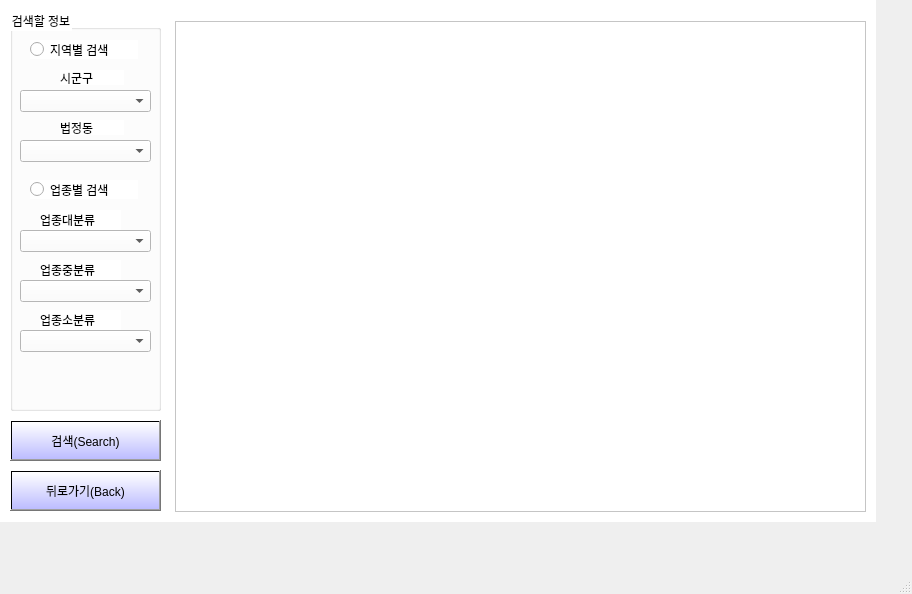
Above: MainProgram/ui/searchscene_table.ui from codepearl/Ajou-2021-1 before the change. Below: the same form after it.
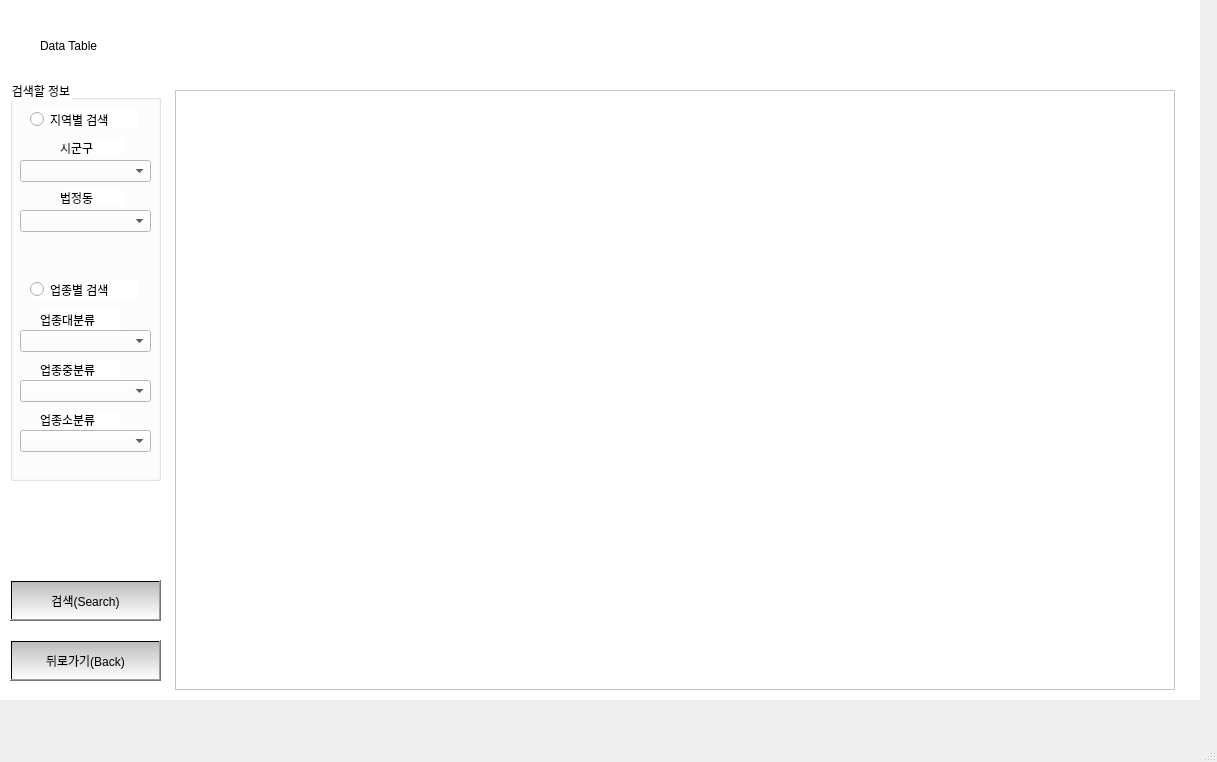
That is the form after the change.

The edit to the form file:
```diff
--- a/MainProgram/ui/searchscene_table.ui
+++ b/MainProgram/ui/searchscene_table.ui
@@ -6,8 +6,8 @@
    <rect>
     <x>0</x>
     <y>0</y>
-    <width>912</width>
-    <height>594</height>
+    <width>1217</width>
+    <height>762</height>
    </rect>
   </property>
   <property name="windowTitle">
@@ -15,6 +15,14 @@
   </property>
   <widget class="QWidget" name="centralwidget">
    <widget class="QWidget" name="layout" native="true">
+    <property name="geometry">
+     <rect>
+      <x>0</x>
+      <y>0</y>
+      <width>1200</width>
+      <height>700</height>
+     </rect>
+    </property>
     <property name="styleSheet">
      <string notr="true">background-color:rgb(255, 255, 255)</string>
     </property>
@@ -22,14 +30,14 @@
      <property name="geometry">
       <rect>
        <x>10</x>
-       <y>420</y>
+       <y>580</y>
        <width>151</width>
        <height>41</height>
       </rect>
      </property>
      <property name="styleSheet">
       <string notr="true">font: 9pt &quot;맑은 고딕&quot;;
-background-color:qlineargradient(spread:pad, x0:1, y0:1, x0:1, y1:1, stop:0 rgba(170, 170, 255, 200), stop:1 rgba(255, 255, 255, 200))</string>
+background-color:qlineargradient(spread:pad, x0:1, y0:1, x0:1, y1:1, stop:0 rgba(255, 255, 255, 100), stop:1 rgb(188, 188, 188));</string>
      </property>
      <property name="text">
       <string>검색(Search)</string>
@@ -39,7 +47,7 @@
      <property name="geometry">
       <rect>
        <x>10</x>
-       <y>10</y>
+       <y>80</y>
        <width>151</width>
        <height>401</height>
       </rect>
@@ -54,7 +62,7 @@
       <property name="geometry">
        <rect>
         <x>20</x>
-        <y>170</y>
+        <y>200</y>
         <width>108</width>
         <height>19</height>
        </rect>
@@ -144,7 +152,7 @@
       <property name="geometry">
        <rect>
         <x>30</x>
-        <y>200</y>
+        <y>230</y>
         <width>81</width>
         <height>20</height>
        </rect>
@@ -160,20 +168,20 @@
       <property name="geometry">
        <rect>
         <x>10</x>
-        <y>220</y>
-        <width>131</width>
-        <height>22</height>
-       </rect>
-      </property>
-      <property name="styleSheet">
-       <string notr="true">font: 9pt &quot;맑은 고딕&quot;;</string>
-      </property>
-     </widget>
-     <widget class="QLabel" name="MCategoryLabel">
-      <property name="geometry">
-       <rect>
-        <x>30</x>
         <y>250</y>
+        <width>131</width>
+        <height>22</height>
+       </rect>
+      </property>
+      <property name="styleSheet">
+       <string notr="true">font: 9pt &quot;맑은 고딕&quot;;</string>
+      </property>
+     </widget>
+     <widget class="QLabel" name="MCategoryLabel">
+      <property name="geometry">
+       <rect>
+        <x>30</x>
+        <y>280</y>
         <width>81</width>
         <height>20</height>
        </rect>
@@ -189,7 +197,7 @@
       <property name="geometry">
        <rect>
         <x>10</x>
-        <y>270</y>
+        <y>300</y>
         <width>131</width>
         <height>22</height>
        </rect>
@@ -202,7 +210,7 @@
       <property name="geometry">
        <rect>
         <x>10</x>
-        <y>320</y>
+        <y>350</y>
         <width>131</width>
         <height>22</height>
        </rect>
@@ -215,7 +223,7 @@
       <property name="geometry">
        <rect>
         <x>30</x>
-        <y>300</y>
+        <y>330</y>
         <width>81</width>
         <height>20</height>
        </rect>
@@ -232,14 +240,14 @@
      <property name="geometry">
       <rect>
        <x>10</x>
-       <y>470</y>
+       <y>640</y>
        <width>151</width>
        <height>41</height>
       </rect>
      </property>
      <property name="styleSheet">
       <string notr="true">font: 9pt &quot;맑은 고딕&quot;;
-background-color:qlineargradient(spread:pad, x0:1, y0:1, x0:1, y1:1, stop:0 rgba(170, 170, 255, 200), stop:1 rgba(255, 255, 255, 200))</string>
+background-color:qlineargradient(spread:pad, x0:1, y0:1, x0:1, y1:1, stop:0 rgba(255, 255, 255, 100), stop:1 rgb(188, 188, 188));</string>
      </property>
      <property name="text">
       <string>뒤로가기(Back)</string>
@@ -249,12 +257,25 @@
      <property name="geometry">
       <rect>
        <x>175</x>
-       <y>21</y>
-       <width>691</width>
-       <height>491</height>
+       <y>90</y>
+       <width>1000</width>
+       <height>600</height>
       </rect>
      </property>
     </widget>
+    <widget class="QLabel" name="label">
+     <property name="geometry">
+      <rect>
+       <x>40</x>
+       <y>20</y>
+       <width>1111</width>
+       <height>51</height>
+      </rect>
+     </property>
+     <property name="text">
+      <string>Data Table</string>
+     </property>
+    </widget>
    </widget>
   </widget>
   <widget class="QMenuBar" name="menubar">
```
Left out of the diff: 2 changed lines with no effect on the pictures.
